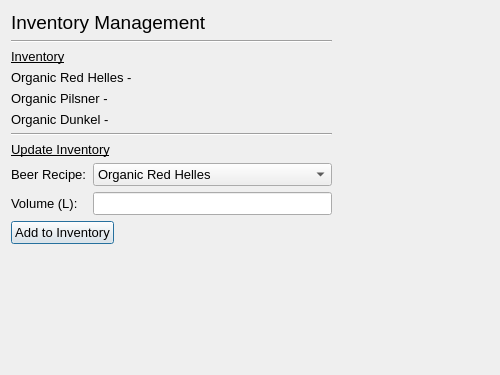
Qt form inv_management.ui (IsaacCheng9/brewhouse-management) before a commit.
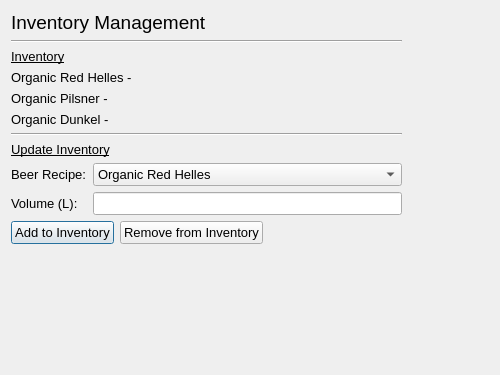
The same form after that commit.

Commit message: Added inventory management

Diff of the .ui file:
```diff
--- a/inv_management.ui
+++ b/inv_management.ui
@@ -53,8 +53,8 @@
         <rect>
          <x>0</x>
          <y>0</y>
-         <width>321</width>
-         <height>311</height>
+         <width>391</width>
+         <height>330</height>
         </rect>
        </property>
        <layout class="QVBoxLayout" name="vert_layout_inv_management">
@@ -177,12 +177,36 @@
           </item>
          </layout>
         </item>
-        <item alignment="Qt::AlignLeft">
-         <widget class="QPushButton" name="btn_add_inv">
-          <property name="text">
-           <string>Add to Inventory</string>
-          </property>
-         </widget>
+        <item>
+         <layout class="QHBoxLayout" name="hori_layout_update_inv">
+          <item>
+           <widget class="QPushButton" name="btn_add_inv">
+            <property name="text">
+             <string>Add to Inventory</string>
+            </property>
+           </widget>
+          </item>
+          <item>
+           <widget class="QPushButton" name="btn_remove_inv">
+            <property name="text">
+             <string>Remove from Inventory</string>
+            </property>
+           </widget>
+          </item>
+          <item>
+           <spacer name="hori_spacer_update_inv">
+            <property name="orientation">
+             <enum>Qt::Horizontal</enum>
+            </property>
+            <property name="sizeHint" stdset="0">
+             <size>
+              <width>40</width>
+              <height>20</height>
+             </size>
+            </property>
+           </spacer>
+          </item>
+         </layout>
         </item>
         <item>
          <spacer name="vert_spacer_inv_management">
```
Left out of the diff: 10 changed lines with no effect on the pictures. The commit also changes 3 other files.
